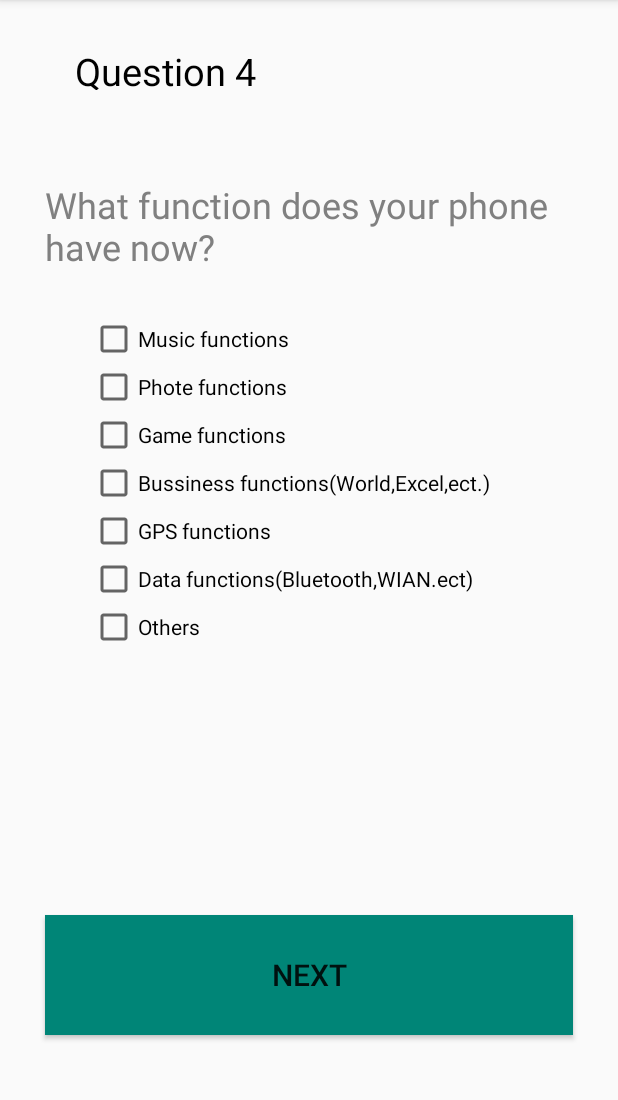
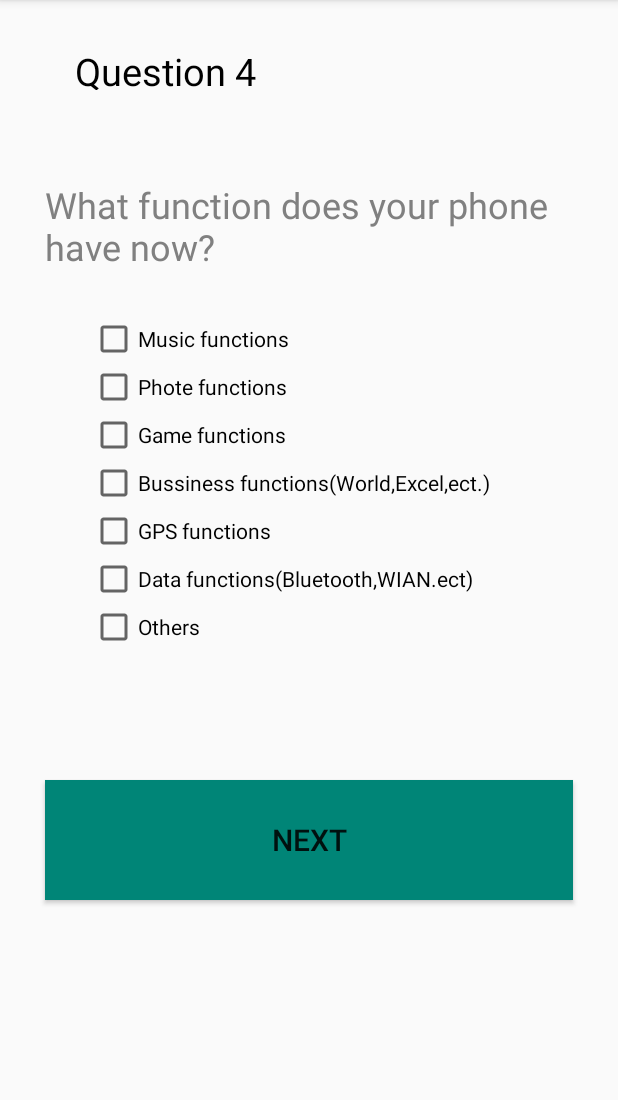
Before and after one commit to zhaohj1111/survey, an Android app: the question4 screen opened directly, with no data from a screen before it, on a phone screen of 412 x 824 dp, the part 84-1184 px from its top. Run offline under Robolectric (Android 15) with nearby library versions, the phone set to English and light mode, and no system bars.

Commit message:
acticity for 004

```diff
--- a/app/src/main/res/layout/activity_question4.xml
+++ b/app/src/main/res/layout/activity_question4.xml
@@ -72,7 +72,7 @@
         android:id="@+id/BTN_Q4_1"
         android:layout_width="match_parent"
         android:layout_height="80dp"
-        android:layout_marginTop="100dp"
+        android:layout_marginTop="10dp"
         android:layout_marginHorizontal="30dp"
         android:text="NEXT"
         android:textSize="20sp"
--- a/app/src/main/res/layout/activity_question5.xml
+++ b/app/src/main/res/layout/activity_question5.xml
@@ -65,7 +65,7 @@
         android:id="@+id/BTN_Q5_1"
         android:layout_width="match_parent"
         android:layout_height="80dp"
-        android:layout_marginTop="100dp"
+        android:layout_marginTop="10dp"
         android:layout_marginHorizontal="30dp"
         android:text="NEXT"
         android:textSize="20sp"
--- a/app/src/main/res/layout/activity_question6.xml
+++ b/app/src/main/res/layout/activity_question6.xml
@@ -38,7 +38,7 @@
         android:id="@+id/BTN_Q6_1"
         android:layout_width="match_parent"
         android:layout_height="80dp"
-        android:layout_marginTop="300dp"
+        android:layout_marginTop="200dp"
         android:layout_marginHorizontal="30dp"
         android:text="NEXT"
         android:textSize="20sp"
```
Also changed, not shown: app/src/main/res/drawable/chongqing.jpg (added).
